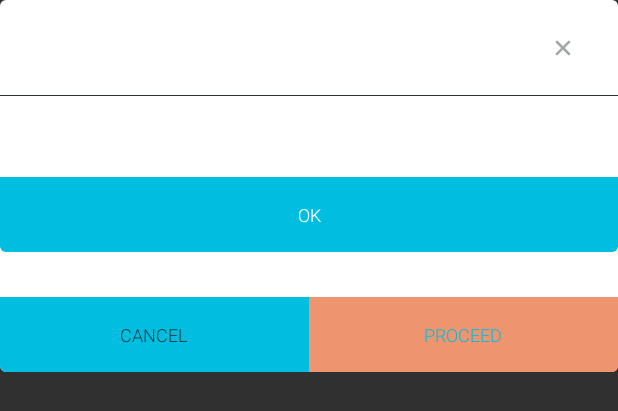
After one commit to chauhanss/WorkAlley, an Android app: the layout cc_warning_dialog.xml on its own in the app's theme, with its tools: preview values and no code run, on a phone screen of 412 x 824 dp. The commit adds this screen. Shown: the top 411 px of the screen. Run offline under Robolectric (Android 15) with nearby library versions, the phone set to English and light mode, and no system bars.

Commit message:
ui component

```diff
--- a/app/src/main/java/raj/workalley/Constants.java
+++ b/app/src/main/java/raj/workalley/Constants.java
@@ -19,6 +19,7 @@ public class Constants {
     public static final String EMAIL = "email";
     public static final String NAME = "name";
     public static final String PASSWORD = "password";
+    public static final String POPUP_DIALOG_OK_BUTTON_TAG = "popup_dialog_ok_button_tag";
 
     public static final Pattern EMAIL_PATTERN = Pattern.compile("^[A-Z0-9._%+-]+@[A-Z0-9.-]+\\.[A-Z]{2,4}$", Pattern.CASE_INSENSITIVE);
 }
--- /dev/null
+++ b/app/src/main/res/drawable-hdpi/button_left_and_right_cornered.xml
@@ -0,0 +1,8 @@
+<?xml version="1.0" encoding="utf-8"?>
+<shape xmlns:android="http://schemas.android.com/apk/res/android"
+    android:shape="rectangle">
+    <corners
+        android:bottomLeftRadius="4dp"
+        android:bottomRightRadius="4dp" />
+    <solid android:color="@color/colorAccent" />
+</shape>
--- /dev/null
+++ b/app/src/main/res/drawable-hdpi/filter_dialog_background.xml
@@ -0,0 +1,6 @@
+<?xml version="1.0" encoding="utf-8"?>
+<shape xmlns:android="http://schemas.android.com/apk/res/android">
+    <solid android:color="@color/white" />
+    <corners android:radius="4dp" />
+
+</shape>
--- /dev/null
+++ b/app/src/main/res/drawable/cc_button_left_corner_round.xml
@@ -0,0 +1,6 @@
+<?xml version="1.0" encoding="utf-8"?>
+<shape xmlns:android="http://schemas.android.com/apk/res/android"
+    android:shape="rectangle">
+    <corners android:bottomLeftRadius="4dp" />
+    <solid android:color="@color/colorAccent" />
+</shape>
--- /dev/null
+++ b/app/src/main/res/drawable/cc_button_right_corner_round.xml
@@ -0,0 +1,6 @@
+<?xml version="1.0" encoding="utf-8"?>
+<shape xmlns:android="http://schemas.android.com/apk/res/android"
+    android:shape="rectangle">
+    <corners android:bottomRightRadius="4dp" />
+    <solid android:color="@color/colorAccentBackground" />
+</shape>
--- /dev/null
+++ b/app/src/main/res/layout/cc_warning_dialog.xml
@@ -0,0 +1,112 @@
+<?xml version="1.0" encoding="utf-8"?>
+<LinearLayout xmlns:android="http://schemas.android.com/apk/res/android"
+    android:layout_width="match_parent"
+    android:layout_height="match_parent"
+    android:background="@color/transparent"
+    android:orientation="vertical">
+
+    <LinearLayout
+        android:layout_width="match_parent"
+        android:layout_height="wrap_content"
+        android:background="@drawable/filter_dialog_background"
+        android:orientation="vertical">
+
+        <RelativeLayout
+            android:id="@+id/filter_dummy"
+            android:layout_width="match_parent"
+            android:layout_height="wrap_content">
+
+            <TextView
+                android:id="@+id/title"
+                android:layout_width="wrap_content"
+                android:layout_height="@dimen/filter_dialog_heading_height"
+                android:layout_centerHorizontal="true"
+                android:layout_centerVertical="true"
+                android:fontFamily="@string/font_roboto_medium"
+                android:gravity="center"
+                android:textAllCaps="true"
+                android:textColor="@color/colorPrimary"
+                android:textSize="@dimen/text_size_14" />
+
+            <ImageView
+                android:id="@+id/cancel"
+                android:layout_width="wrap_content"
+                android:layout_height="wrap_content"
+                android:layout_alignParentRight="true"
+                android:layout_centerVertical="true"
+                android:layout_marginRight="@dimen/margin_20"
+                android:padding="@dimen/margin_10"
+                android:src="@drawable/cross_grey"
+                android:stateListAnimator="@null" />
+
+            <View
+                android:layout_width="match_parent"
+                android:layout_height="@dimen/margin_05"
+                android:layout_below="@+id/cancel"
+                android:layout_marginTop="@dimen/margin_30"
+                android:background="@color/colorPrimary" />
+
+        </RelativeLayout>
+
+        <FrameLayout
+            android:id="@+id/message"
+            android:layout_width="match_parent"
+            android:layout_height="wrap_content"
+            android:layout_marginLeft="@dimen/margin_20"
+            android:layout_marginRight="@dimen/margin_20"
+            android:layout_marginTop="@dimen/margin_20"
+            android:fontFamily="@string/font_roboto_regular"
+            android:gravity="center"
+            android:paddingBottom="@dimen/margin_2"
+            android:paddingTop="@dimen/margin_2"
+            android:textColor="@color/colorPrimary"
+            android:textSize="@dimen/text_size_12" />
+
+        <Button
+            android:id="@+id/single_ok_btn"
+            android:layout_width="match_parent"
+            android:layout_height="@dimen/margin_50"
+            android:layout_marginTop="@dimen/margin_30"
+            android:background="@drawable/button_left_and_right_cornered"
+            android:fontFamily="@string/font_roboto_light"
+            android:stateListAnimator="@null"
+            android:text="@string/ok"
+            android:textColor="@color/white"
+            android:textSize="@dimen/text_size_12" />
+
+        <LinearLayout
+            android:id="@+id/double_btn"
+            android:layout_width="match_parent"
+            android:layout_marginTop="@dimen/margin_30"
+            android:layout_height="@dimen/filter_action_button_height"
+            android:layout_alignParentBottom="true"
+            android:orientation="horizontal">
+
+            <Button
+                android:id="@+id/cancel_btn"
+                android:layout_width="0dp"
+                android:layout_height="match_parent"
+                android:layout_weight="1"
+                android:background="@drawable/cc_button_left_corner_round"
+                android:fontFamily="@string/font_roboto_light"
+                android:gravity="center"
+                android:text="cancel"
+                android:textAllCaps="true"
+                android:textColor="@color/colorPrimary"
+                android:textSize="@dimen/text_size_12" />
+
+            <Button
+                android:id="@+id/double_ok_btn"
+                android:layout_width="0dp"
+                android:layout_height="match_parent"
+                android:layout_weight="1"
+                android:background="@drawable/cc_button_right_corner_round"
+                android:fontFamily="@string/font_roboto_light"
+                android:gravity="center"
+                android:text="proceed"
+                android:textAllCaps="true"
+                android:textColor="@color/colorAccent"
+                android:textSize="@dimen/text_size_12" />
+        </LinearLayout>
+    </LinearLayout>
+</LinearLayout>
--- a/app/src/main/res/values/dimens.xml
+++ b/app/src/main/res/values/dimens.xml
@@ -19,4 +19,6 @@
     <dimen name="text_size_20">20sp</dimen>
     <dimen name="margin_4">4dp</dimen>
     <dimen name="margin_2">2dp</dimen>
+    <dimen name="filter_dialog_heading_height">52dp</dimen>
+    <dimen name="filter_action_button_height">50dp</dimen>
 </resources>
--- a/app/src/main/res/values/strings.xml
+++ b/app/src/main/res/values/strings.xml
@@ -32,4 +32,5 @@
     <string name="pincode">Pincode</string>
     <string name="country">Country</string>
     <string name="continue_text">Continue</string>
+    <string name="ok">OK</string>
 </resources>
```
Also changed, not shown: app/src/main/java/raj/workalley/host/signup/HostSignUpActivity.java (+64 -29 lines), app/src/main/java/raj/workalley/util/AmenitiesListAdapter.java (+21 -3 lines), app/src/main/java/raj/workalley/util/Helper.java (+68 -0 lines), app/src/main/java/raj/workalley/util/ImageListAdapter.java (added, +50 -0 lines), app/src/main/res/layout/activity_host_signup.xml (+8 -2 lines), app/src/main/res/layout/layout_amenities_item.xml (+6 -2 lines), app/src/main/res/menu/selected_menu.xml (added, +11 -0 lines), app/src/main/res/drawable-hdpi/cross_grey.png (added), app/src/main/res/drawable-xhdpi/cross_grey.png (added), app/src/main/res/drawable-xxhdpi/cross_grey.png (added), app/src/main/res/drawable-xxxhdpi/cross_grey.png (added), app/src/main/res/drawable/cross_grey.png (added).
